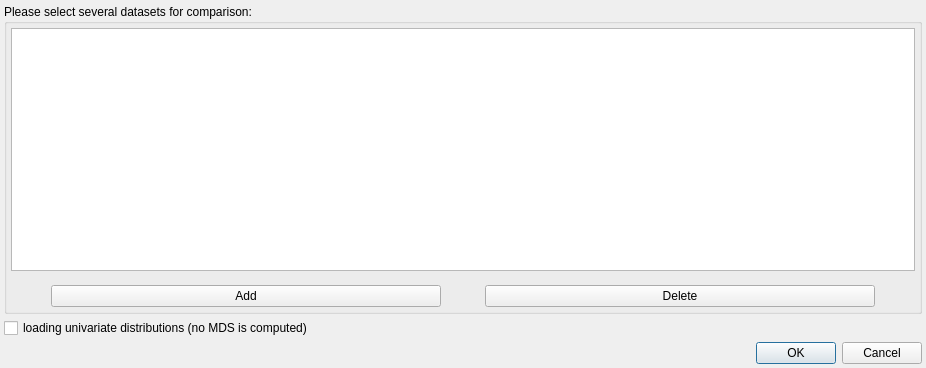
Qt form modules/CompVis/CSVReader.ui (3dct/open_iA) before a commit.
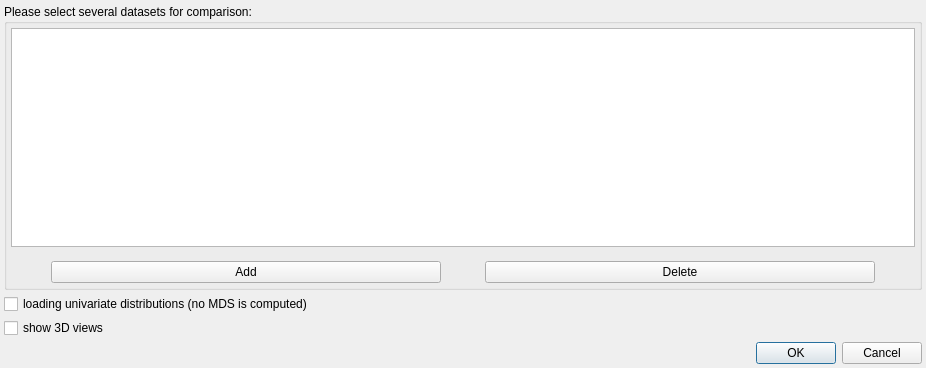
The same form after that commit.

```diff
--- a/modules/CompVis/CSVReader.ui
+++ b/modules/CompVis/CSVReader.ui
@@ -175,6 +175,13 @@
      </property>
     </widget>
    </item>
+   <item>
+    <widget class="QCheckBox" name="show3DViewsCheckBox">
+     <property name="text">
+      <string>show 3D views</string>
+     </property>
+    </widget>
+   </item>
    <item>
     <widget class="QDialogButtonBox" name="buttonBox">
      <property name="sizePolicy">
```
